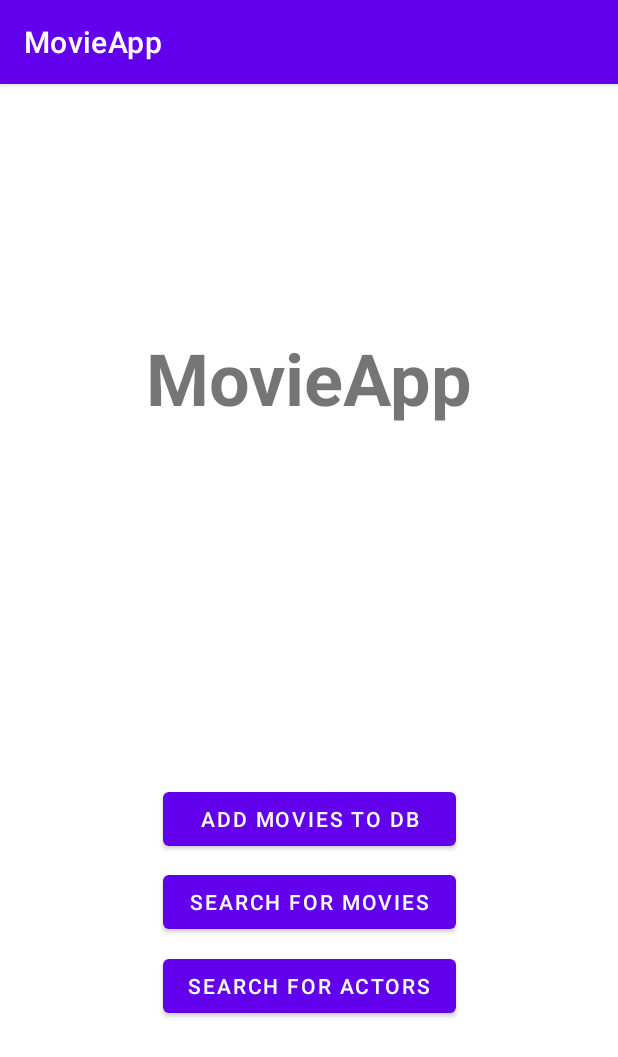
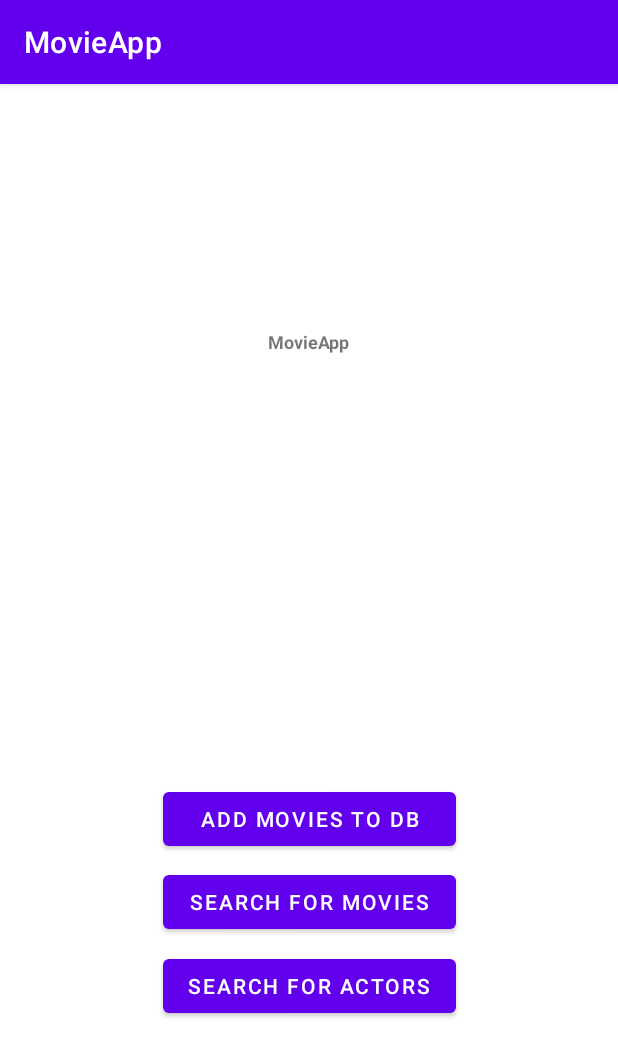
Before and after one commit to NimBuzz01/MovieApp, an Android app: the screen it shows after launch (MainActivity), on a phone screen of 412 x 824 dp. Shown: the top 1057 px of the screen. Run offline under Robolectric (Android 15) with nearby library versions, the phone set to English and light mode, and no system bars; our stand-ins replace Room's generated code.

Commit message:
update #1.3

```diff
--- a/app/build.gradle
+++ b/app/build.gradle
@@ -1,6 +1,7 @@
 plugins {
     id 'com.android.application'
     id 'org.jetbrains.kotlin.android'
+    id 'kotlin-kapt'
 }
 
 android {
--- a/app/src/main/java/com/example/movieapp/MainActivity.kt
+++ b/app/src/main/java/com/example/movieapp/MainActivity.kt
@@ -2,16 +2,96 @@ package com.example.movieapp
 
 import androidx.appcompat.app.AppCompatActivity
 import android.os.Bundle
+import android.widget.TextView
 import androidx.room.Room
+import kotlinx.coroutines.launch
+import kotlinx.coroutines.runBlocking
 
 class MainActivity : AppCompatActivity() {
+
+    private lateinit var tv: TextView
 
     override fun onCreate(savedInstanceState: Bundle?) {
         super.onCreate(savedInstanceState)
         setContentView(R.layout.activity_main)
 
-        val db = Room.databaseBuilder(this, MoviesDatabase::class.java,
-            "myDatabase").build()
+        tv = findViewById(R.id.mainTitle)
+
+        val db = Room.databaseBuilder(
+            this, MoviesDatabase::class.java,
+            "myDatabase"
+        ).build()
         val moviesDao = db.moviesDao()
+
+        runBlocking {
+            launch {
+                val movie1 = Movies(
+                    1, "The Shawshank Redemption",
+                    "1994",
+                    "R",
+                    "14 Oct 1994",
+                    "142 min",
+                    "Drama",
+                    "Frank Darabont",
+                    "Stephen King, Frank Darabont",
+                    "Tim Robbins, Morgan Freeman, Bob Gunton",
+                    "Two imprisoned men bond over a number of years, finding solace and eventual redemption through acts of common decency."
+                )
+                val movie2 = Movies(
+                    2, "Batman: The Dark Knight Returns, Part 1",
+                    "2012",
+                    "PG-13",
+                    "25 Sep 2012",
+                    "76 min",
+                    "Animation, Action, Crime, Drama, Thriller",
+                    "Jay Oliva",
+                    "Bob Kane (character created by: Batman), Frank Miller (comic book), Klaus Janson (comic book), Bob Goodman",
+                    "Peter Weller, Ariel Winter, David Selby, Wade Williams",
+                    "Batman has not been seen for ten years. A new breed of criminal ravages Gotham City, forcing 55-year-old Bruce Wayne back into the cape and cowl. But, does he still have what it takes to fight crime in a new era?"
+                )
+                val movie3 = Movies(
+                    3, "The Lord of the Rings: The Return of the King",
+                    "2003",
+                    "PG-13",
+                    "17 Dec 2003",
+                    "201 min",
+                    "Action, Adventure, Drama",
+                    "Peter Jackson",
+                    "J.R.R. Tolkien, Fran Walsh, Philippa Boyens",
+                    "Elijah Wood, Viggo Mortensen, Ian McKellen",
+                    "Gandalf and Aragorn lead the World of Men against Sauron's army to draw his gaze from Frodo and Sam as they approach Mount Doom with the One Ring."
+                )
+                val movie4 = Movies(
+                    3, "Inception",
+                    "2010",
+                    "PG-13",
+                    "16 Jul 2010",
+                    "148 min",
+                    "Action, Adventure, Sci-Fi",
+                    "Christopher Nolan",
+                    "Christopher Nolan",
+                    "Leonardo DiCaprio, Joseph Gordon-Levitt, Elliot Page",
+                    "A thief who steals corporate secrets through the use of dream-sharing technology is given the inverse task of planting an idea into the mind of a C.E.O., but his tragic past may doom the project and his team to disaster."
+                )
+                val movie5 = Movies(
+                    3, "The Matrix",
+                    "1999",
+                    "R",
+                    "31 Mar 1999",
+                    "136 min",
+                    "Action, Sci-Fi",
+                    "Lana Wachowski, Lilly Wachowski",
+                    "Lilly Wachowski, Lana Wachowski",
+                    "Keanu Reeves, Laurence Fishburne, Carrie-Anne Moss",
+                    "When a beautiful stranger leads computer hacker Neo to a forbidding underworld, he discovers the shocking truth--the life he knows is the elaborate deception of an evil cyber-intelligence."
+                )
+                //moviesDao.insertMovies(movie1, movie2, movie3, movie4, movie5)
+                val movies: List<Movies> = moviesDao.getAll()
+                for (m in movies) {
+                    tv.append("\n ${m.title} ${m.actors}")
+                }
+            }
+        }
+
     }
 }
--- a/app/src/main/java/com/example/movieapp/Movies.kt
+++ b/app/src/main/java/com/example/movieapp/Movies.kt
@@ -7,7 +7,7 @@ import androidx.room.PrimaryKey
 data class Movies(
     @PrimaryKey val id: Int,
     val title: String?,
-    val year: Int?,
+    val year: String?,
     val rated: String?,
     val released: String?,
     val runtime: String?,
--- a/app/src/main/res/layout/activity_main.xml
+++ b/app/src/main/res/layout/activity_main.xml
@@ -42,7 +42,7 @@
         android:layout_height="wrap_content"
         android:layout_marginTop="163dp"
         android:text="@string/movieapp"
-        android:textSize="48sp"
+        android:textSize="12sp"
         android:textStyle="bold"
         app:layout_constraintEnd_toEndOf="parent"
         app:layout_constraintStart_toStartOf="parent"
```
